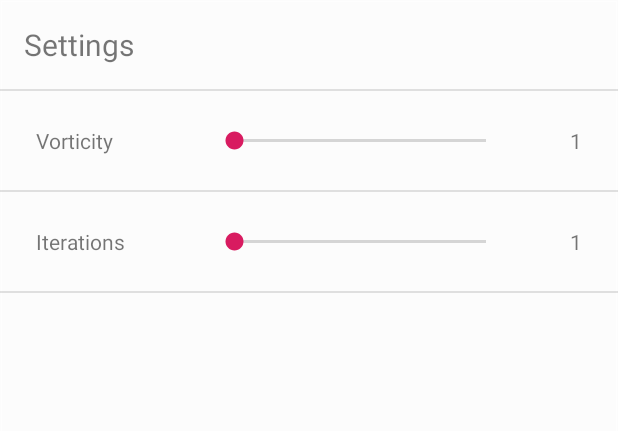
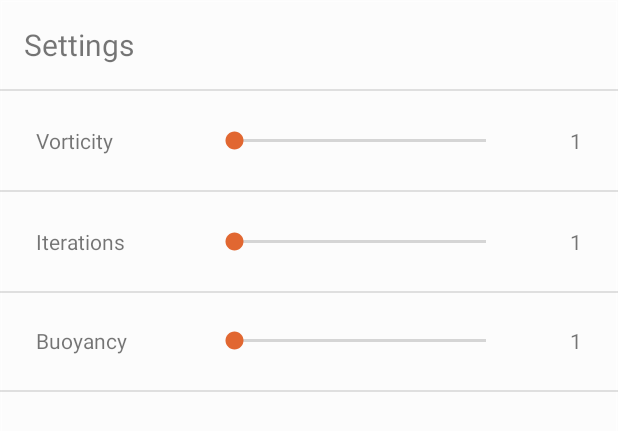
Before and after one commit to Schitrus/DATX02-20-21, an Android app: the layout settings_fragment.xml on its own in the app's theme, with its tools: preview values and no code run, on a phone screen of 412 x 824 dp. Shown: the top 431 px of the screen. Run offline under Robolectric (Android 15) with nearby library versions, the light colour scheme and no system bars.

Commit message:
Added buoyancy slider, changed color theme to orangeish

```diff
--- a/app/src/main/java/com/pbf/SettingsFragment.java
+++ b/app/src/main/java/com/pbf/SettingsFragment.java
@@ -19,12 +19,17 @@ public class SettingsFragment extends Fragment {
     private static final int VORTICITY_MAX = 10;
     private static final int ITERATIONS_MIN = 1;
     private static final int ITERATIONS_MAX = 100;
+    private static final int BUOYANCY_MIN = 1;
+    private static final int BUOYANCY_MAX = 10;
 
     private SeekBar vorticityBar;
     private TextView vorticityValueText;
 
     private SeekBar iterationsBar;
     private TextView iterationsValueText;
+
+    private SeekBar buoyancyBar;
+    private TextView buoyancyValueText;
 
     @Override
     public View onCreateView(@NonNull LayoutInflater inflater, @Nullable ViewGroup container,
@@ -37,6 +42,7 @@ public class SettingsFragment extends Fragment {
     private void initUIElements(View v){
         initVorticityBar(v);
         initIterationsBar(v);
+        initBuoyancyBar(v);
     }
 
     private void initVorticityBar(View v){
@@ -55,6 +61,15 @@ public class SettingsFragment extends Fragment {
        iterationsBar.setOnSeekBarChangeListener(
                new SliderBarListener(iterationsBar, iterationsValueText, ITERATIONS_MIN, ITERATIONS_MAX)
        );
+    }
+
+    private void initBuoyancyBar(View v){
+        buoyancyBar = v.findViewById(R.id.buoyancyBar);
+        buoyancyValueText = v.findViewById(R.id.buoyancyValueText);
+
+        buoyancyBar.setOnSeekBarChangeListener(
+                new SliderBarListener(buoyancyBar, buoyancyValueText, BUOYANCY_MIN, BUOYANCY_MAX)
+        );
     }
 
     private static class SliderBarListener implements SeekBar.OnSeekBarChangeListener{
--- a/app/src/main/res/layout/activity_main.xml
+++ b/app/src/main/res/layout/activity_main.xml
@@ -47,9 +47,7 @@
                         android:layout_height="0dp"
                         app:layout_constraintBottom_toBottomOf="parent"
                         app:layout_constraintStart_toStartOf="parent"
-                        app:layout_constraintTop_toTopOf="parent">
-
-                    </FrameLayout>
+                        app:layout_constraintTop_toTopOf="parent"/>
                 </androidx.constraintlayout.widget.ConstraintLayout>
             </ScrollView>
 
--- a/app/src/main/res/layout/settings_fragment.xml
+++ b/app/src/main/res/layout/settings_fragment.xml
@@ -23,6 +23,7 @@
             app:layout_constraintStart_toStartOf="parent"
             app:layout_constraintTop_toTopOf="parent" />
 
+        <!-- Vorticity layout -->
         <androidx.constraintlayout.widget.ConstraintLayout
             android:id="@+id/vorticityConstraintLayout"
             android:layout_width="match_parent"
@@ -49,6 +50,7 @@
             <SeekBar
                 android:id="@+id/vorticityBar"
                 style="@style/Widget.AppCompat.SeekBar"
+                android:theme="@style/AppTheme"
                 android:layout_width="200dp"
                 android:layout_height="wrap_content"
                 android:layout_marginEnd="64dp"
@@ -61,13 +63,14 @@
                 android:layout_width="wrap_content"
                 android:layout_height="wrap_content"
                 android:layout_marginEnd="16dp"
-                android:text="1"
+                android:text="@string/sliderDefaultValue"
                 app:layout_constraintBottom_toBottomOf="parent"
                 app:layout_constraintEnd_toEndOf="parent"
                 app:layout_constraintTop_toTopOf="parent" />
 
         </androidx.constraintlayout.widget.ConstraintLayout>
 
+        <!-- Divider -->
         <View
             android:id="@+id/divider"
             android:layout_width="430dp"
@@ -78,6 +81,7 @@
             app:layout_constraintStart_toStartOf="parent"
             app:layout_constraintTop_toBottomOf="@+id/settingsHeader" />
 
+        <!-- Divider -->
         <View
             android:id="@+id/divider2"
             android:layout_width="430dp"
@@ -88,6 +92,7 @@
             app:layout_constraintStart_toStartOf="parent"
             app:layout_constraintTop_toBottomOf="@+id/vorticityConstraintLayout" />
 
+        <!-- Iterations layout -->
         <androidx.constraintlayout.widget.ConstraintLayout
             android:id="@+id/IterationsConstraintLayout"
             android:layout_width="match_parent"
@@ -115,6 +120,7 @@
                 style="@style/Widget.AppCompat.SeekBar"
                 android:layout_width="200dp"
                 android:layout_height="wrap_content"
+                android:theme="@style/AppTheme"
                 android:layout_marginEnd="64dp"
                 app:layout_constraintBottom_toBottomOf="parent"
                 app:layout_constraintEnd_toEndOf="parent"
@@ -125,13 +131,14 @@
                 android:layout_width="wrap_content"
                 android:layout_height="wrap_content"
                 android:layout_marginEnd="16dp"
-                android:text="1"
+                android:text="@string/sliderDefaultValue"
                 app:layout_constraintBottom_toBottomOf="parent"
                 app:layout_constraintEnd_toEndOf="parent"
                 app:layout_constraintTop_toTopOf="parent" />
 
         </androidx.constraintlayout.widget.ConstraintLayout>
 
+        <!-- Divider -->
         <View
             android:id="@+id/divider3"
             android:layout_width="430dp"
@@ -141,6 +148,62 @@
             app:layout_constraintStart_toStartOf="parent"
             app:layout_constraintTop_toBottomOf="@+id/IterationsConstraintLayout" />
 
+        <!-- Buoyancy layout -->
+        <androidx.constraintlayout.widget.ConstraintLayout
+            android:id="@+id/buoyancyConstraintLayout"
+            android:layout_width="match_parent"
+            android:layout_height="50dp"
+            android:layout_marginStart="8dp"
+            android:layout_marginTop="8dp"
+            android:layout_marginEnd="8dp"
+            app:layout_constraintEnd_toEndOf="parent"
+            app:layout_constraintStart_toStartOf="parent"
+            app:layout_constraintTop_toTopOf="@id/divider3">
+
+            <TextView
+                android:id="@+id/buoyancyText"
+                android:layout_width="wrap_content"
+                android:layout_height="wrap_content"
+                android:layout_marginStart="16dp"
+                android:text="@string/buoyancyText"
+                android:textSize="14sp"
+                app:layout_constraintBottom_toBottomOf="parent"
+                app:layout_constraintStart_toStartOf="parent"
+                app:layout_constraintTop_toTopOf="parent" />
+
+            <SeekBar
+                android:id="@+id/buoyancyBar"
+                style="@style/Widget.AppCompat.SeekBar"
+                android:layout_width="200dp"
+                android:layout_height="wrap_content"
+                android:theme="@style/AppTheme"
+                android:layout_marginEnd="64dp"
+                app:layout_constraintBottom_toBottomOf="parent"
+                app:layout_constraintEnd_toEndOf="parent"
+                app:layout_constraintTop_toTopOf="parent" />
+
+            <TextView
+                android:id="@+id/buoyancyValueText"
+                android:layout_width="wrap_content"
+                android:layout_height="wrap_content"
+                android:layout_marginEnd="16dp"
+                android:text="@string/sliderDefaultValue"
+                app:layout_constraintBottom_toBottomOf="parent"
+                app:layout_constraintEnd_toEndOf="parent"
+                app:layout_constraintTop_toTopOf="parent" />
+
+        </androidx.constraintlayout.widget.ConstraintLayout>
+
+        <!-- Divider -->
+        <View
+            android:id="@+id/divider4"
+            android:layout_width="430dp"
+            android:layout_height="1dp"
+            android:layout_marginTop="8dp"
+            android:background="#1D000000"
+            app:layout_constraintStart_toStartOf="parent"
+            app:layout_constraintTop_toBottomOf="@+id/buoyancyConstraintLayout" />
+
     </androidx.constraintlayout.widget.ConstraintLayout>
 
 </FrameLayout>
--- a/app/src/main/res/values/colors.xml
+++ b/app/src/main/res/values/colors.xml
@@ -3,4 +3,7 @@
     <color name="colorPrimary">#008577</color>
     <color name="colorPrimaryDark">#00574B</color>
     <color name="colorAccent">#D81B60</color>
+    <color name="pbfColor">#D6764C</color>
+    <color name="pbfColorDark">#93350C</color>
+    <color name="pbfColorAccent">#E16731</color>
 </resources>
--- a/app/src/main/res/values/strings.xml
+++ b/app/src/main/res/values/strings.xml
@@ -3,4 +3,7 @@
     <string name="title_activity_settings">Settings</string>
     <string name="vorticity">Vorticity</string>
     <string name="jacobiIterations">Iterations</string>
+    <string name="buoyancyText">Buoyancy</string>
+    <string name="sliderDefaultValue">1</string>
+    <string name="show_settings">Show settings</string>
 </resources>
--- a/app/src/main/res/values/styles.xml
+++ b/app/src/main/res/values/styles.xml
@@ -3,9 +3,12 @@
     <!-- Base application theme. -->
     <style name="AppTheme" parent="Theme.AppCompat.Light.DarkActionBar">
         <!-- Customize your theme here. -->
-        <item name="colorPrimary">@color/colorPrimary</item>
+        <!-- <item name="colorPrimary">@color/colorPrimary</item>
         <item name="colorPrimaryDark">@color/colorPrimaryDark</item>
-        <item name="colorAccent">@color/colorAccent</item>
+        <item name="colorAccent">@color/colorAccent</item> -->
+        <item name="colorPrimary">@color/pbfColor</item>
+        <item name="colorPrimaryDark">@color/pbfColorDark</item>
+        <item name="colorAccent">@color/pbfColorAccent</item> -->
     </style>
 
 </resources>
```
